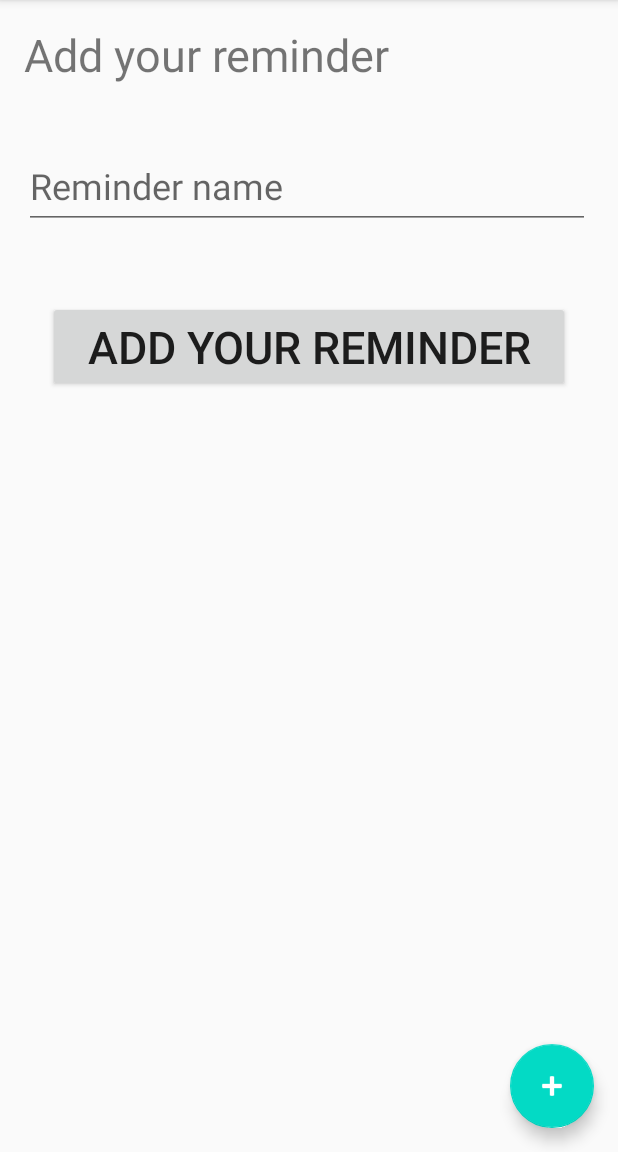
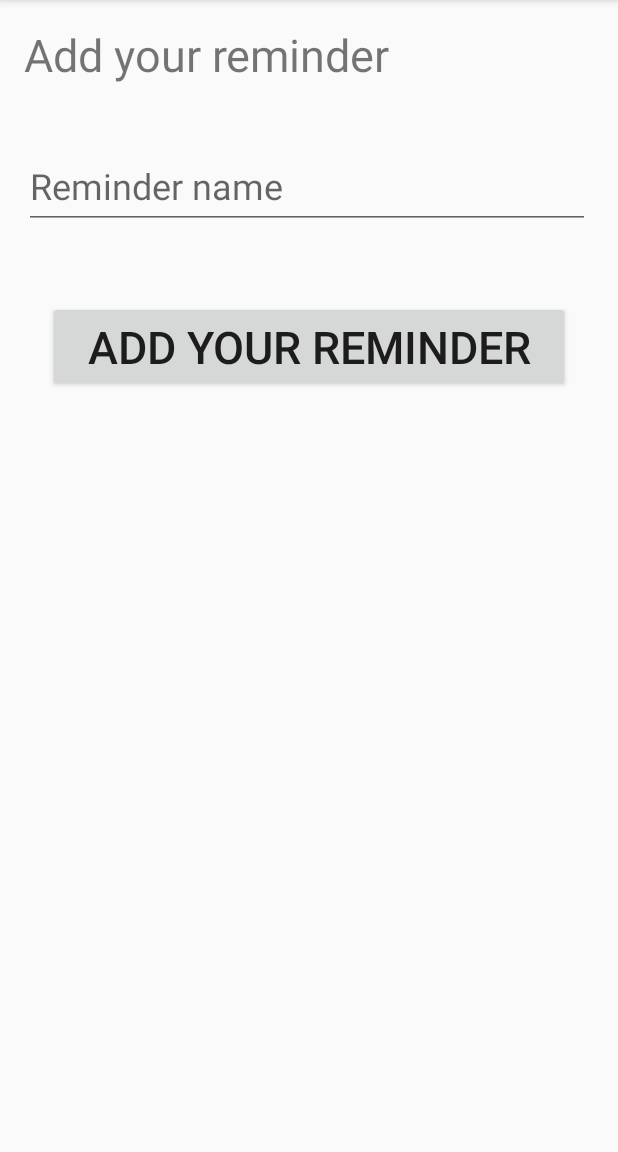
Before and after one commit to OscarOosterling/MadLevel3Example, an Android app: the AddReminderFragment screen opened through its navigation route, on a phone screen of 412 x 824 dp, the part 84-1236 px from its top. Run offline under Robolectric (Android 15) with nearby library versions, the phone set to English and light mode, and no system bars; libraries missing offline, so code that uses them is left out: com.example.madlevel2example; 1 statement that could not run was skipped.

Commit message:
completed step 4

```diff
--- a/app/src/main/java/com/example/madlevel3example/AddReminderFragment.kt
+++ b/app/src/main/java/com/example/madlevel3example/AddReminderFragment.kt
@@ -5,12 +5,17 @@ import androidx.fragment.app.Fragment
 import android.view.LayoutInflater
 import android.view.View
 import android.view.ViewGroup
-import android.widget.Button
+import android.widget.Toast
+import androidx.core.os.bundleOf
+import androidx.fragment.app.setFragmentResult
 import androidx.navigation.fragment.findNavController
+import kotlinx.android.synthetic.main.fragment_add_reminder.*
 
 /**
  * A simple [Fragment] subclass as the second destination in the navigation.
  */
+const val REQ_REMINDER_KEY = "req_reminder"
+const val BUNDLE_REMINDER_KEY = "bundle_reminder"
 class AddReminderFragment : Fragment() {
 
     override fun onCreateView(
@@ -18,12 +23,33 @@ class AddReminderFragment : Fragment() {
             savedInstanceState: Bundle?
     ): View? {
         // Inflate the layout for this fragment
-        return inflater.inflate(R.layout.fragment_addreminder, container, false)
+        return inflater.inflate(R.layout.fragment_add_reminder, container, false)
     }
 
     override fun onViewCreated(view: View, savedInstanceState: Bundle?) {
         super.onViewCreated(view, savedInstanceState)
-
+        btnAddReminder.setOnClickListener {
+            onAddReminder()
+        }
 
     }
+    private fun onAddReminder() {
+        val reminderText = etReminderName.text.toString()
+
+        if (reminderText.isNotBlank()) {
+            //set the data as fragmentResult, we are listening for REQ_REMINDER_KEY in RemindersFragment!
+            setFragmentResult(REQ_REMINDER_KEY, bundleOf(Pair(BUNDLE_REMINDER_KEY, reminderText)))
+
+            //"pop" the backstack, this means we destroy
+            //this fragment and go back to the RemindersFragment
+            findNavController().popBackStack()
+
+        } else {
+            Toast.makeText(
+                activity,
+                R.string.not_valid_reminder, Toast.LENGTH_SHORT
+            ).show()
+        }
+    }
+
 }
--- a/app/src/main/java/com/example/madlevel3example/MainActivity.kt
+++ b/app/src/main/java/com/example/madlevel3example/MainActivity.kt
@@ -6,9 +6,13 @@ import com.google.android.material.snackbar.Snackbar
 import androidx.appcompat.app.AppCompatActivity
 import android.view.Menu
 import android.view.MenuItem
+import androidx.navigation.NavController
+import androidx.navigation.findNavController
+import kotlinx.android.synthetic.main.activity_main.*
 
 class MainActivity : AppCompatActivity() {
 
+    private lateinit var navController: NavController
     override fun onCreate(savedInstanceState: Bundle?) {
         super.onCreate(savedInstanceState)
         setContentView(R.layout.activity_main)
@@ -18,7 +22,23 @@ class MainActivity : AppCompatActivity() {
             Snackbar.make(view, "Replace with your own action", Snackbar.LENGTH_LONG)
                     .setAction("Action", null).show()
         }
+        navController = findNavController(R.id.nav_host_fragment)
+        fab.setOnClickListener {
+        navController.navigate(R.id.action_remindersFragment_to_addReminderFragment)
+
+        }
+        fabToggler()
     }
+    private fun fabToggler() {
+        navController.addOnDestinationChangedListener { _,destination, _ ->
+            if (destination.id in arrayOf(R.id.addReminderFragment)) {
+                fab.hide()
+            } else {
+                fab.show()
+            }
+        }
+    }
+
 
     override fun onCreateOptionsMenu(menu: Menu): Boolean {
         // Inflate the menu; this adds items to the action bar if it is present.
--- a/app/src/main/java/com/example/madlevel3example/RemindersFragment.kt
+++ b/app/src/main/java/com/example/madlevel3example/RemindersFragment.kt
@@ -1,29 +1,45 @@
 package com.example.madlevel3example
 
 import android.os.Bundle
+import android.util.Log
 import androidx.fragment.app.Fragment
 import android.view.LayoutInflater
 import android.view.View
 import android.view.ViewGroup
-import android.widget.Button
-import androidx.navigation.fragment.findNavController
+import androidx.fragment.app.setFragmentResultListener
+import androidx.recyclerview.widget.DividerItemDecoration
+import androidx.recyclerview.widget.LinearLayoutManager
+import androidx.recyclerview.widget.RecyclerView
+import com.example.madlevel2example.Reminder
+import com.example.madlevel2example.ReminderAdapter
+import kotlinx.android.synthetic.main.fragment_reminders.*
 
 /**
  * A simple [Fragment] subclass as the default destination in the navigation.
  */
 class RemindersFragment : Fragment() {
 
+    private val reminders= arrayListOf<Reminder>()
+    private val reminderAdapter = ReminderAdapter(reminders)
     override fun onCreateView(
             inflater: LayoutInflater, container: ViewGroup?,
             savedInstanceState: Bundle?
     ): View? {
         // Inflate the layout for this fragment
-        return inflater.inflate(R.layout.fragment_reminder, container, false)
+        return inflater.inflate(R.layout.fragment_reminders, container, false)
     }
 
     override fun onViewCreated(view: View, savedInstanceState: Bundle?) {
         super.onViewCreated(view, savedInstanceState)
+        initViews()
+
+    }
+
+    private fun initViews() {
+        rvReminders.layoutManager = LinearLayoutManager(context,RecyclerView.VERTICAL,false)
+        rvReminders.adapter = reminderAdapter
+        rvReminders.addItemDecoration(DividerItemDecoration(context,DividerItemDecoration.VERTICAL))
+    }
 
 
-    }
 }
--- a/app/src/main/res/layout/activity_main.xml
+++ b/app/src/main/res/layout/activity_main.xml
@@ -29,6 +29,6 @@
         android:layout_gravity="bottom|end"
         android:layout_margin="@dimen/fab_margin"
         app:srcCompat="@android:drawable/ic_input_add"
-        android:tint="@android:color/white"/>
+        android:tint="@android:color/white" />
 
 </androidx.coordinatorlayout.widget.CoordinatorLayout>
--- a/app/src/main/res/navigation/nav_graph.xml
+++ b/app/src/main/res/navigation/nav_graph.xml
@@ -2,27 +2,21 @@
 <navigation xmlns:android="http://schemas.android.com/apk/res/android"
     xmlns:app="http://schemas.android.com/apk/res-auto"
     xmlns:tools="http://schemas.android.com/tools"
-    android:id="@+id/nav_graph"
-    app:startDestination="@id/FirstFragment">
+    android:id="@+id/nav_graph.xml"
+    app:startDestination="@id/remindersFragment">
 
     <fragment
-        android:id="@+id/FirstFragment"
+        android:id="@+id/remindersFragment"
         android:name="com.example.madlevel3example.RemindersFragment"
-        android:label="@string/first_fragment_label"
-        tools:layout="@layout/fragment_reminder">
-
+        android:label="fragment_reminders"
+        tools:layout="@layout/fragment_reminders" >
         <action
-            android:id="@+id/action_FirstFragment_to_SecondFragment"
-            app:destination="@id/SecondFragment" />
+            android:id="@+id/action_remindersFragment_to_addReminderFragment"
+            app:destination="@id/addReminderFragment" />
     </fragment>
     <fragment
-        android:id="@+id/SecondFragment"
+        android:id="@+id/addReminderFragment"
         android:name="com.example.madlevel3example.AddReminderFragment"
-        android:label="@string/second_fragment_label"
-        tools:layout="@layout/fragment_addreminder">
-
-        <action
-            android:id="@+id/action_SecondFragment_to_FirstFragment"
-            app:destination="@id/FirstFragment" />
-    </fragment>
+        android:label="fragment_add_reminder"
+        tools:layout="@layout/fragment_add_reminder" />
 </navigation>
```
Also changed, not shown: app/src/main/res/layout/fragment_add_reminder.xml (renamed from app/src/main/res/layout/fragment_addreminder.xml), app/src/main/res/layout/fragment_reminders.xml (renamed from app/src/main/res/layout/fragment_reminder.xml).
